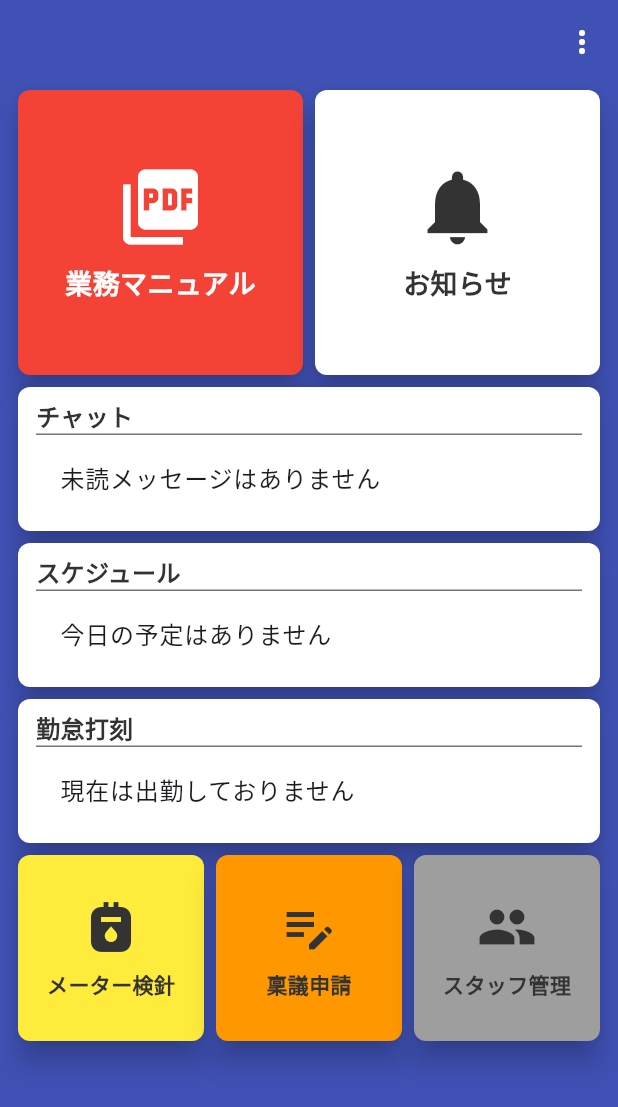
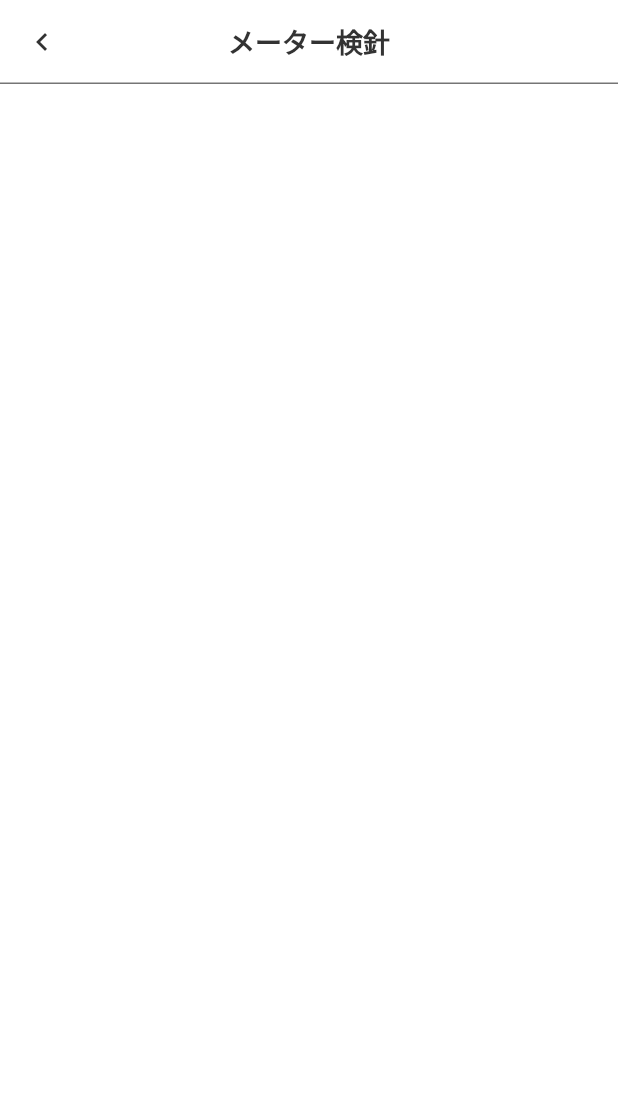
Before and after one commit to agora-creation/miel_work_app, a Flutter app: the HomeScreen screen opened directly, after a tap on "メーター検針", on a phone screen of 412 x 824 dp. Shown: the top 1107 px of the screen. Run offline on Flutter 3.47's test engine with Material 3 defaults, Android fonts, the phone set to English and light mode, and no system bars; our stand-ins replace cloud_firestore, firebase_auth, firebase_core, firebase_messaging, flutter_local_notifications, flutter_spinkit and 2 more; missing offline and left inert: alert_banner; accounts and stored records are empty; Roboto replaces fonts that are missing (SourceHanSansJP-Bold, SourceHanSansJP-Regular).

Commit message:
20240223 commit

```diff
--- a/lib/screens/home.dart
+++ b/lib/screens/home.dart
@@ -4,7 +4,9 @@ import 'package:miel_work_app/common/style.dart';
 import 'package:miel_work_app/providers/login.dart';
 import 'package:miel_work_app/screens/calendar.dart';
 import 'package:miel_work_app/screens/chat.dart';
+import 'package:miel_work_app/screens/draft.dart';
 import 'package:miel_work_app/screens/manual.dart';
+import 'package:miel_work_app/screens/meter.dart';
 import 'package:miel_work_app/screens/notice.dart';
 import 'package:miel_work_app/screens/user_setting.dart';
 import 'package:miel_work_app/widgets/custom_appbar_title.dart';
@@ -97,17 +99,6 @@ class _HomeScreenState extends State<HomeScreen> {
               const CalendarScreen(),
             ),
           ),
-          CustomListCard(
-            label: '勤怠打刻',
-            child: const Column(
-              children: [
-                ListTile(
-                  title: Text('現在は出勤しておりません'),
-                ),
-              ],
-            ),
-            onTap: () {},
-          ),
           GridView(
             shrinkWrap: true,
             physics: const NeverScrollableScrollPhysics(),
@@ -121,7 +112,10 @@ class _HomeScreenState extends State<HomeScreen> {
                 labelFontSize: 14,
                 color: kBlackColor,
                 backgroundColor: kYellowColor,
-                onTap: () {},
+                onTap: () => pushScreen(
+                  context,
+                  const MeterScreen(),
+                ),
               ),
               CustomIconCard(
                 icon: Icons.edit_note,
@@ -130,20 +124,14 @@ class _HomeScreenState extends State<HomeScreen> {
                 labelFontSize: 14,
                 color: kBlackColor,
                 backgroundColor: kOrangeColor,
-                onTap: () {},
-              ),
-              CustomIconCard(
-                icon: Icons.group,
-                iconSize: 40,
-                label: 'スタッフ管理',
-                labelFontSize: 14,
-                color: kBlackColor,
-                backgroundColor: kGreyColor,
-                onTap: () {},
+                onTap: () => pushScreen(
+                  context,
+                  const DraftScreen(),
+                ),
               ),
             ],
           ),
-          const SizedBox(height: 8),
+          const SizedBox(height: 16),
         ],
       ),
     );
--- /dev/null
+++ b/lib/screens/meter.dart
@@ -0,0 +1,39 @@
+import 'package:flutter/material.dart';
+import 'package:miel_work_app/common/style.dart';
+
+class MeterScreen extends StatefulWidget {
+  const MeterScreen({super.key});
+
+  @override
+  State<MeterScreen> createState() => _MeterScreenState();
+}
+
+class _MeterScreenState extends State<MeterScreen> {
+  @override
+  Widget build(BuildContext context) {
+    return Scaffold(
+      backgroundColor: kWhiteColor,
+      appBar: AppBar(
+        backgroundColor: kWhiteColor,
+        leading: IconButton(
+          icon: const Icon(
+            Icons.chevron_left,
+            color: kBlackColor,
+          ),
+          onPressed: () => Navigator.pop(context),
+        ),
+        centerTitle: true,
+        title: const Text(
+          'メーター検針',
+          style: TextStyle(color: kBlackColor),
+        ),
+        shape: const Border(
+          bottom: BorderSide(color: kGrey600Color),
+        ),
+      ),
+      body: Column(
+        children: [],
+      ),
+    );
+  }
+}
```
Also changed, not shown: lib/screens/draft.dart (added, +39 -0 lines).
